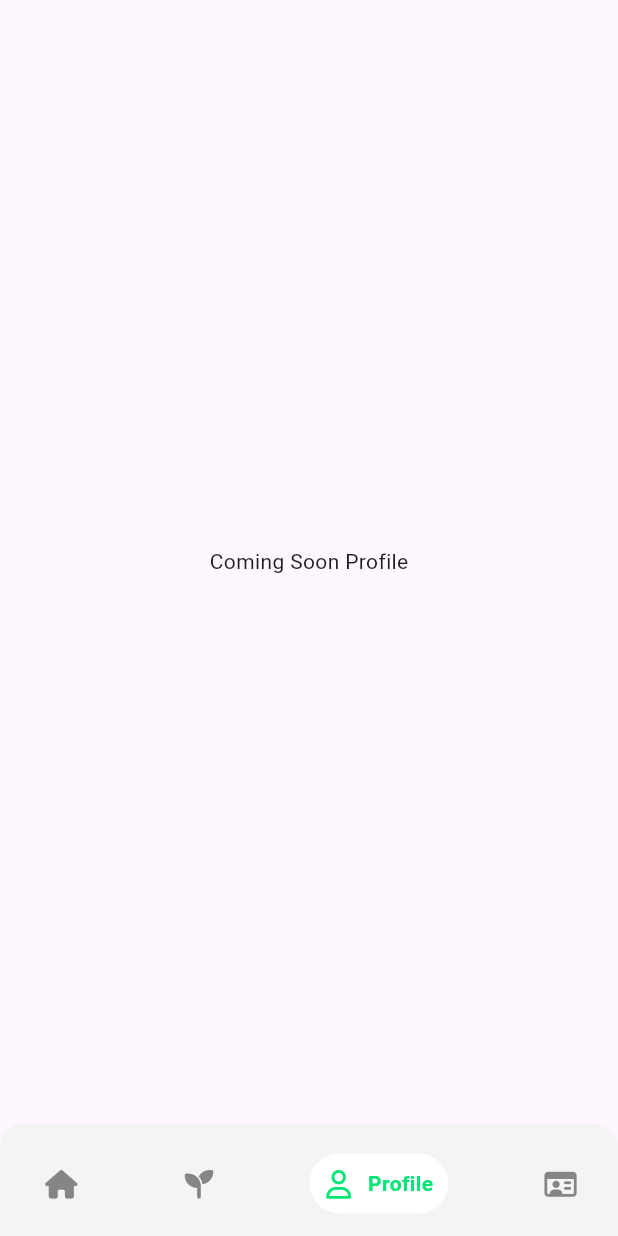
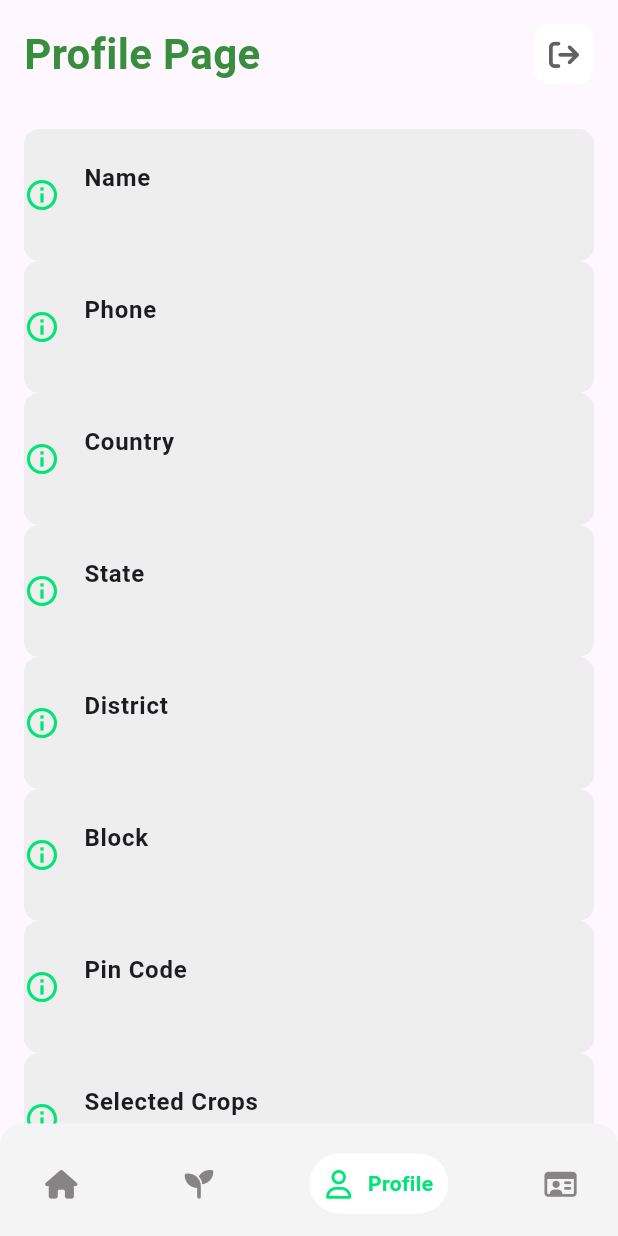
Before and after one commit to SIH-CodeFusers/Aigro-App, a Flutter app: the ProfilePage screen opened by its route, on a phone screen of 412 x 824 dp. Run offline on Flutter 3.47's test engine with Material 3 defaults, Android fonts, the phone set to English and light mode, and no system bars; drawn by our look-alikes of google_nav_bar; our stand-ins replace font_awesome_flutter, hive, hive_flutter, shimmer, velocity_x; accounts and stored records are empty.

Commit message:
user onboarding authentication and basic ui in profile

```diff
--- a/lib/main.dart
+++ b/lib/main.dart
@@ -1,4 +1,5 @@
 import 'package:aigro/pages/user_onbaording.dart';
+import 'package:aigro/utils/authenticate.dart';
 import 'package:flutter/material.dart';
 import 'package:flutter/services.dart';
 import 'package:aigro/pages/about_us.dart';
@@ -65,7 +66,7 @@ class _MyAppState extends State<MyApp> {
       initialRoute: "/",
 
       routes: {
-        "/": (context) => GetStarted(),
+       "/": (context) => Authenticate(),
         Myroutes.getStartedRoute: (context) => GetStarted(),
          Myroutes.onbaordingRoute: (context) => UserOnboarding(),
         Myroutes.homeRoute: (context) => HomePage(),
--- a/lib/pages/profile.dart
+++ b/lib/pages/profile.dart
@@ -1,7 +1,12 @@
+import 'package:aigro/local_db/db.dart';
+import 'package:aigro/utils/routes.dart';
 import 'package:flutter/cupertino.dart';
 import 'package:flutter/material.dart';
 import 'package:aigro/utils/bottom_pages_list.dart';
 import 'package:aigro/widgets/bottom_nav.dart';
+import 'package:font_awesome_flutter/font_awesome_flutter.dart';
+import 'package:hive/hive.dart';
+import 'package:velocity_x/velocity_x.dart';
 
 class ProfilePage extends StatefulWidget {
   const ProfilePage({super.key});
@@ -11,15 +16,115 @@ class ProfilePage extends StatefulWidget {
 }
 
 class _ProfilePageState extends State<ProfilePage> {
+  final startbox = Hive.box("Start_db");
+  StartPointer db = StartPointer();
+
+  final infobox = Hive.box("BasicInfo-db");
+  BasicDB bdb = BasicDB();
+
+  @override
+  void initState() {
+    super.initState();
+    bdb.loadDataInfo(); // Load the user's data when the profile page is initialized
+  }
+
+  saveForm() {
+    setState(() {
+      db.startHome = false;
+    });
+
+    db.updateTheme();
+    Navigator.pushNamed(context, Myroutes.getStartedRoute);
+  }
+
   @override
   Widget build(BuildContext context) {
-    return  Scaffold(
+    return Scaffold(
       body: SafeArea(
-        child: Center(child: Text("Coming Soon Profile"))
+        child: SingleChildScrollView( // Wrap the entire body in a SingleChildScrollView
+          child: Padding(
+            padding: const EdgeInsets.all(16.0),
+            child: Column(
+              crossAxisAlignment: CrossAxisAlignment.start,
+              children: [
+
+                 Row(
+                  mainAxisAlignment: MainAxisAlignment.spaceBetween,
+                   children: [
+                     Text(
+                        "Profile Page",
+                        style: TextStyle(
+                          fontSize: 28,
+                          fontWeight: FontWeight.bold,
+                          color: context.theme.primaryColorDark,
+                        ),
+                      ),
+                      GestureDetector(
+                      onTap: () => saveForm(),
+                      child: Center(
+                        child:  Container(
+                          decoration: BoxDecoration(
+                            color: context.theme.highlightColor,
+                            borderRadius: BorderRadius.circular(10)
+                          ),
+                          child: Padding(
+                            padding: const EdgeInsets.all(10.0),
+                            child: Icon(FontAwesomeIcons.arrowRightFromBracket, color: Colors.grey[700],size: 20,),
+                          ),
+                        ),
+                      ),
+                    ),
+                   ],
+                 ),
+
+                SizedBox(height: 30),
+                _buildProfileInfo(),
+                SizedBox(height: 20),
+              ],
+            ),
+          ),
+        ),
       ),
       bottomNavigationBar: BottomNav(
-          pages: pages,
-          selectedInd: 2,
+        pages: pages,
+        selectedInd: 2,
+      ),
+    );
+  }
+
+  Widget _buildProfileInfo() {
+    return Column(
+      children: [
+        _buildListTile("Name", bdb.userName),
+        _buildListTile("Phone", bdb.userPhn),
+        _buildListTile("Country", bdb.userCountry),
+        _buildListTile("State", bdb.userState),
+        _buildListTile("District", bdb.userDistrict),
+        _buildListTile("Block", bdb.userBlock),
+        _buildListTile("Pin Code", bdb.userPin),
+        _buildListTile("Selected Crops", bdb.userCrops.join(", ")),
+      ],
+    );
+  }
+
+  Widget _buildListTile(String title, String subtitle) {
+    return ListTile(
+      contentPadding: EdgeInsets.symmetric(vertical: 8),
+      title: Text(
+        title,
+        style: TextStyle(
+          fontWeight: FontWeight.bold,
+          fontSize: 16,
+        ),
+      ),
+      subtitle: Text(subtitle),
+      tileColor: Colors.grey[200],
+      shape: RoundedRectangleBorder(
+        borderRadius: BorderRadius.circular(10),
+      ),
+      leading: Icon(
+        Icons.info_outline,
+        color: context.theme.cardColor,
       ),
     );
   }
```
Also changed, not shown: lib/local_db/db.dart (+28 -35 lines), lib/pages/home.dart (+8 -1 lines), lib/pages/user_onbaording.dart (+6 -1 lines), lib/utils/authenticate.dart (added, +47 -0 lines).
